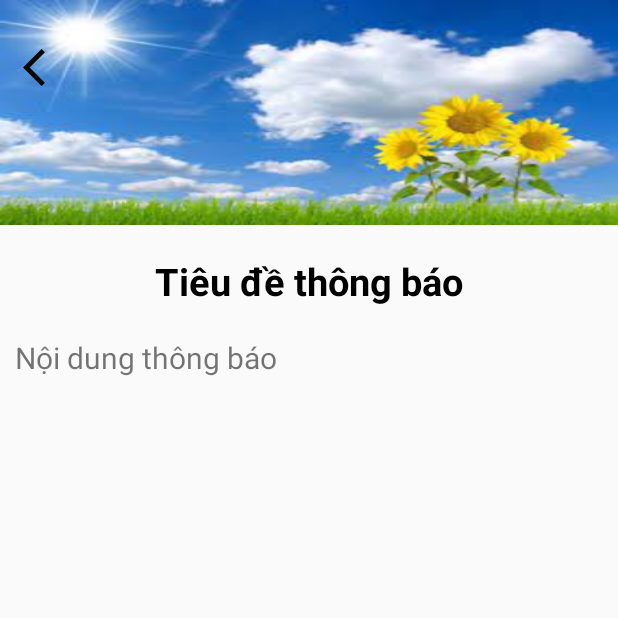
After one commit to manhkhue/AppGiupViec_CNPM, an Android app: the CT_ThongBaoActivity screen opened directly, with no data from a screen before it, on a phone screen of 412 x 824 dp, the top half of it. The commit adds this screen. Run offline under Robolectric (Android 15) with nearby library versions, the phone set to English and light mode, and no system bars.

Commit message:
hung cmt

```diff
--- a/app/src/main/AndroidManifest.xml
+++ b/app/src/main/AndroidManifest.xml
@@ -13,6 +13,9 @@
         android:supportsRtl="true"
         android:theme="@style/Theme.AppGiupViec"
         tools:targetApi="31">
+        <activity
+            android:name=".CT_ThongBaoActivity"
+            android:exported="false" />
         <activity
             android:name=".CapNhatThongTinActivity"
             android:exported="false" />
--- /dev/null
+++ b/app/src/main/java/com/example/appgiupviec/CT_ThongBaoActivity.java
@@ -0,0 +1,14 @@
+package com.example.appgiupviec;
+
+import androidx.appcompat.app.AppCompatActivity;
+
+import android.os.Bundle;
+
+public class CT_ThongBaoActivity extends AppCompatActivity {
+
+    @Override
+    protected void onCreate(Bundle savedInstanceState) {
+        super.onCreate(savedInstanceState);
+        setContentView(R.layout.activity_ct_thong_bao);
+    }
+}
--- a/app/src/main/res/drawable/baseline_celebration_24.xml
+++ b/app/src/main/res/drawable/baseline_celebration_24.xml
@@ -1,4 +1,4 @@
-<vector android:height="24dp" android:tint="#000000"
+<vector android:height="24dp" android:tint="#FA9C11"
     android:viewportHeight="24" android:viewportWidth="24"
     android:width="24dp" xmlns:android="http://schemas.android.com/apk/res/android">
     <path android:fillColor="@android:color/white" android:pathData="M2,22l14,-5l-9,-9z"/>
--- /dev/null
+++ b/app/src/main/res/layout/activity_ct_thong_bao.xml
@@ -0,0 +1,48 @@
+<?xml version="1.0" encoding="utf-8"?>
+<LinearLayout xmlns:android="http://schemas.android.com/apk/res/android"
+    xmlns:app="http://schemas.android.com/apk/res-auto"
+    xmlns:tools="http://schemas.android.com/tools"
+    android:layout_width="match_parent"
+    android:layout_height="match_parent"
+    tools:context=".CT_ThongBaoActivity"
+    android:orientation="vertical">
+    <RelativeLayout
+        android:layout_width="match_parent"
+        android:layout_height="150dp">
+        <ImageView
+            android:src="@drawable/chandung"
+            android:layout_width="match_parent"
+            android:scaleType="fitXY"
+            android:layout_height="match_parent"/>
+
+        <ImageButton
+            android:id="@+id/btnBack_UuDai"
+            android:layout_width="30dp"
+            android:layout_height="30dp"
+            android:background="#00FFFFFF"
+            android:scaleType="centerCrop"
+            android:layout_marginLeft="15dp"
+            android:layout_marginTop="30dp"
+            android:src="@drawable/baseline_arrow_back_ios_24" />
+    </RelativeLayout>
+
+    <TextView
+        android:layout_width="match_parent"
+        android:layout_height="wrap_content"
+        android:text="Tiêu đề thông báo"
+        android:gravity="center"
+        android:textColor="@color/black"
+        android:textSize="25dp"
+        android:textStyle="bold"
+        android:layout_marginTop="20dp"/>
+
+    <TextView
+        android:layout_width="match_parent"
+        android:layout_height="wrap_content"
+        android:text="Nội dung thông báo"
+        android:layout_marginTop="20dp"
+        android:layout_marginLeft="10dp"
+        android:textSize="20dp"/>
+
+
+</LinearLayout>
--- a/app/src/main/res/layout/fragment_thong_bao.xml
+++ b/app/src/main/res/layout/fragment_thong_bao.xml
@@ -23,14 +23,16 @@
                 android:layout_marginHorizontal="5dp"
                 android:textStyle="bold"
                 android:text="Thông báo"/>
+
             <ImageButton
                 android:id="@+id/XoaThongBao"
-                android:src="@drawable/baseline_delete_24"
-                android:background="#00FFFFFF"
                 android:layout_width="wrap_content"
                 android:layout_height="wrap_content"
                 android:layout_alignParentRight="true"
-                android:layout_centerVertical="true"/>
+                android:layout_centerVertical="true"
+                android:background="#00FFFFFF"
+                android:src="@drawable/baseline_delete_24"
+                tools:ignore="TouchTargetSizeCheck,SpeakableTextPresentCheck" />
         </RelativeLayout>
 
         <androidx.recyclerview.widget.RecyclerView
```
